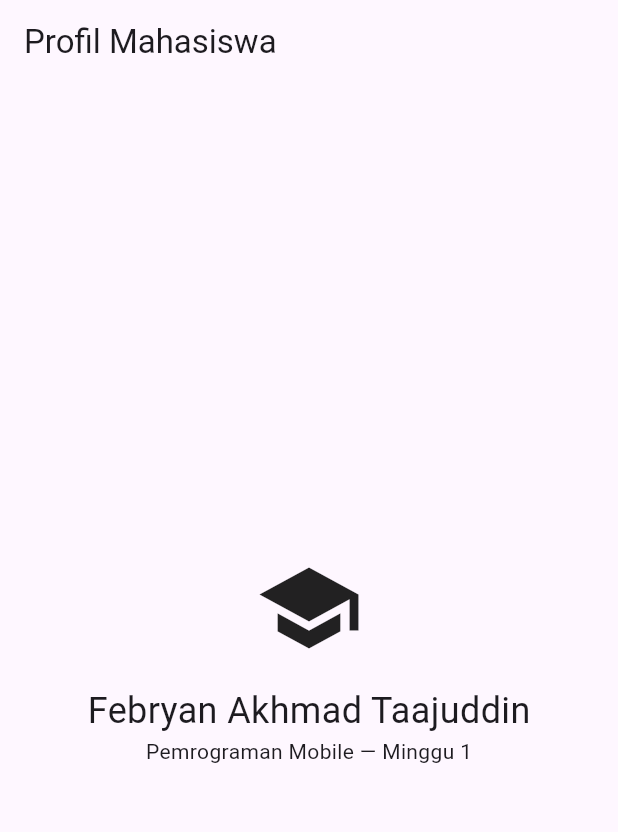
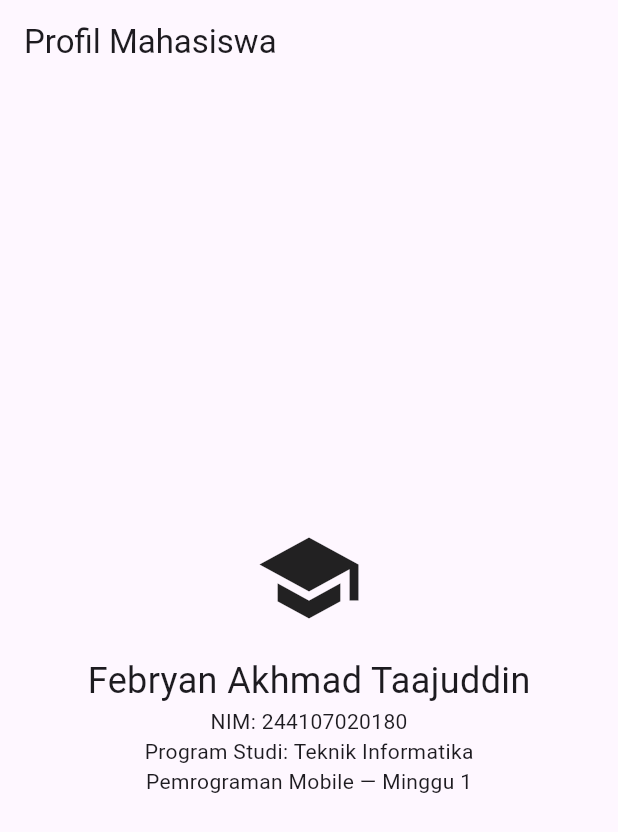
Before and after one commit to FebryanAkt/febryan-mobile-course, a Flutter app: the screen it shows after launch, on a phone screen of 412 x 824 dp. Shown: the top 832 px of the screen. Run offline on Flutter 3.47's test engine with Material 3 defaults, Android fonts, the phone set to English and light mode, and no system bars.

Commit message:
tugas minggu 1

```diff
--- a/my_first_app/lib/main.dart
+++ b/my_first_app/lib/main.dart
@@ -15,6 +15,8 @@ class MyApp extends StatelessWidget {
             Icon(Icons.school, size: 72),
             SizedBox(height: 16),
             Text('Febryan Akhmad Taajuddin', style: TextStyle(fontSize: 24)),
+            Text('NIM: 244107020180'),
+            Text('Program Studi: Teknik Informatika'),
             Text('Pemrograman Mobile — Minggu 1'),
           ]),
         ),
```
Also changed, not shown: my_first_app/lib/screenshoots/flutter_devices.png (added), my_first_app/lib/screenshoots/flutter_doctor.png (added), my_first_app/lib/screenshoots/mini_assignment.png (added), my_first_app/lib/screenshoots/sudah_diganti.png (added), 1 other file.
